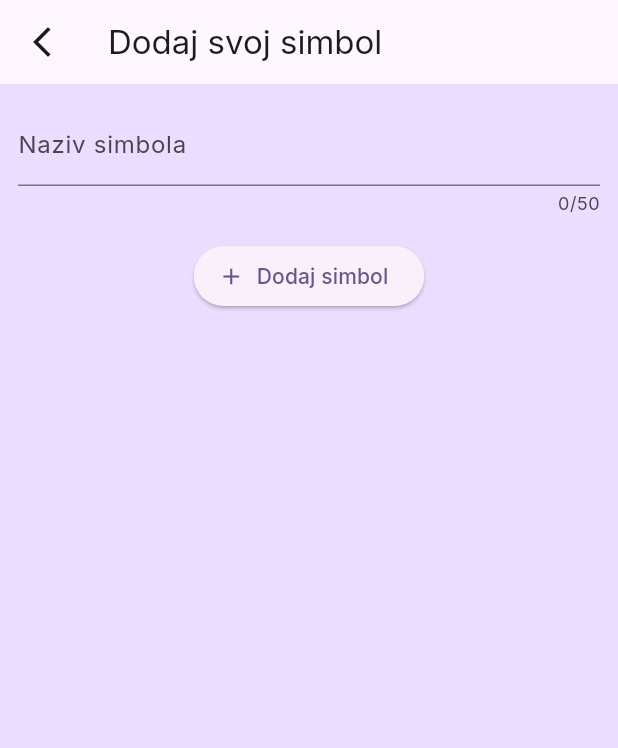
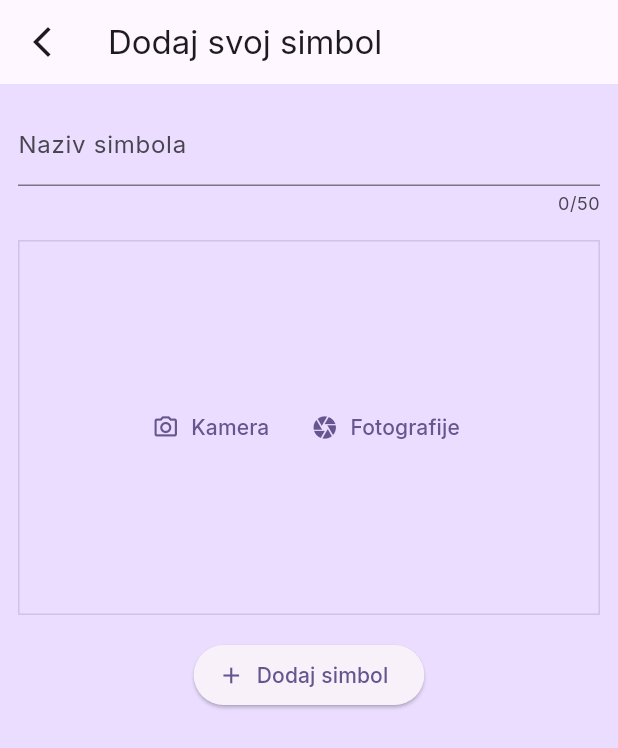
Before and after one commit to mizolf/AAKomunikacija, a Flutter app: the screen it shows after launch, in the side drawer, after a tap on "DODAJ SVOJ SIMBOL", on a phone screen of 412 x 824 dp. Shown: the top 748 px of the screen. Run offline on Flutter 3.47's test engine with Material 3 defaults, Android fonts, the phone set to English and light mode, and no system bars; our stand-ins replace cloud_firestore, firebase_core, flutter_tts, google_fonts, image_picker; accounts and stored records are empty.

Commit message:
Dodana biblioteka za slikanje, image_picker

```diff
--- a/lib/screen/add_pictogram.dart
+++ b/lib/screen/add_pictogram.dart
@@ -1,6 +1,7 @@
 import "package:cloud_firestore/cloud_firestore.dart";
 import "package:flutter/material.dart";
 import "package:ict_aac/models/pictogram.dart";
+import "package:ict_aac/widgets/image_input.dart";
 
 class AddPictogramScreen extends StatefulWidget {
   const AddPictogramScreen({super.key});
@@ -66,11 +67,14 @@
             const SizedBox(
               height: 16,
             ),
+            const ImageInput(),
+            const SizedBox(
+              height: 16,
+            ),
             ElevatedButton.icon(
               icon: const Icon(Icons.add),
               onPressed: () {
                 _savePictogram();
-                Navigator.of(context).pop();
                 Navigator.of(context).pop();
               },
               label: const Text('Dodaj simbol'),
--- /dev/null
+++ b/lib/widgets/image_input.dart
@@ -0,0 +1,76 @@
+import 'dart:io';
+
+import 'package:flutter/material.dart';
+import 'package:image_picker/image_picker.dart';
+
+class ImageInput extends StatefulWidget {
+  const ImageInput({super.key});
+
+  @override
+  State<ImageInput> createState() {
+    return _ImageInputState();
+  }
+}
+
+class _ImageInputState extends State<ImageInput> {
+  final imagePicker = ImagePicker();
+  File? _selectedImage;
+
+  void _takePicture() async {
+    final pickedImage =
+        await imagePicker.pickImage(source: ImageSource.camera, maxWidth: 600);
+
+    if (pickedImage == null) {
+      return;
+    }
+
+    setState(() {
+      _selectedImage = File(pickedImage.path);
+    });
+  }
+
+  void _addPicture() {
+    imagePicker.pickImage(source: ImageSource.gallery);
+  }
+
+  @override
+  Widget build(BuildContext context) {
+    Widget content = Row(
+      mainAxisAlignment: MainAxisAlignment.center,
+      children: [
+        TextButton.icon(
+            icon: const Icon(Icons.camera_alt_outlined),
+            onPressed: _takePicture,
+            label: const Text('Kamera')),
+        TextButton.icon(
+            icon: const Icon(Icons.camera),
+            onPressed: _addPicture,
+            label: const Text('Fotografije')),
+      ],
+    );
+
+    if (_selectedImage != null) {
+      content = GestureDetector(
+        onTap: _takePicture,
+        child: Image.file(
+          _selectedImage!,
+          fit: BoxFit.cover,
+          width: double.infinity,
+          height: double.infinity,
+        ),
+      );
+    }
+
+    return Container(
+      height: 250,
+      width: double.infinity,
+      alignment: Alignment.center,
+      decoration: BoxDecoration(
+          border: Border.all(
+        width: 1,
+        color: Theme.of(context).colorScheme.primary.withOpacity(0.2),
+      )),
+      child: content,
+    );
+  }
+}
--- a/pubspec.yaml
+++ b/pubspec.yaml
@@ -38,6 +38,7 @@
   cloud_firestore: ^4.15.2
   google_fonts: ^6.1.0
   flutter_tts: ^3.8.5
+  image_picker: ^1.0.7
 
 dev_dependencies:
   flutter_test:
```
Also changed, not shown: pubspec.lock, 6 other files.
